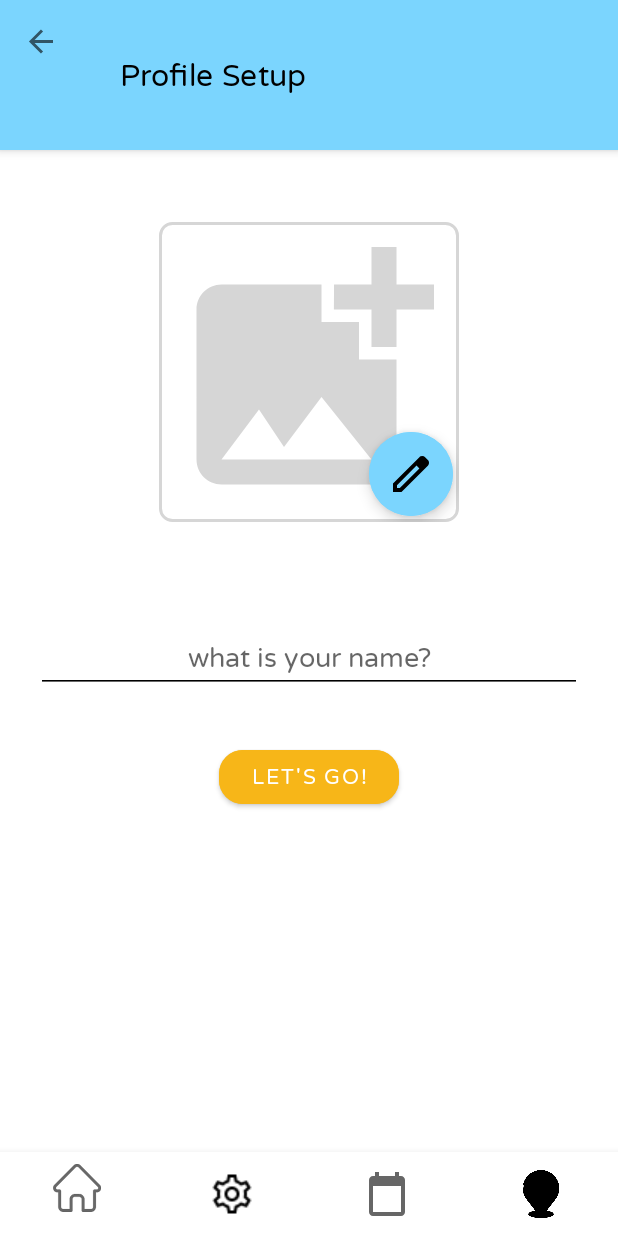
After one commit to TripleAleph/BScFinalProject, an Android app: the ProfileSetupFragment screen opened through its navigation route, on a phone screen of 412 x 824 dp. The commit adds this screen. Run offline under Robolectric (Android 15) with nearby library versions, the light colour scheme and no system bars; our stand-ins replace Firebase (no records; nobody signed in at launch, a user with empty details on screens opened directly), navigation-ui; pictures from the network do not load.

Commit message:
user changes

```diff
--- a/PawsitiveLife/app/src/main/java/com/example/pawsitivelife/MainActivity.kt
+++ b/PawsitiveLife/app/src/main/java/com/example/pawsitivelife/MainActivity.kt
@@ -24,6 +24,10 @@ class MainActivity : AppCompatActivity() {
         // Setup custom toolbar
         setSupportActionBar(binding.toolbar)
 
+        // Add padding between the navigation (back) button and the screen edge
+            //   binding.toolbar.setContentInsetStartWithNavigation(32)
+
+
         // Setup bottom navigation
         val navView: BottomNavigationView = binding.navView
 
@@ -37,7 +41,7 @@ class MainActivity : AppCompatActivity() {
         val appBarConfiguration = AppBarConfiguration(
             setOf(
                 R.id.navigation_home,
-                // R.id.navigation_dashboard,
+                 R.id.navigation_settings,
                 R.id.navigation_appointments,
                 R.id.navigation_my_dogs
             )
@@ -49,8 +53,6 @@ class MainActivity : AppCompatActivity() {
         // Connect bottom nav with navigation controller
         navView.setupWithNavController(navController)
 
-        // Hide the toolbar visually but keep its logic
-        binding.toolbar.visibility = View.GONE
     }
 
     override fun onSupportNavigateUp(): Boolean {
--- a/PawsitiveLife/app/src/main/java/com/example/pawsitivelife/ui/home/HomeFragment.kt
+++ b/PawsitiveLife/app/src/main/java/com/example/pawsitivelife/ui/home/HomeFragment.kt
@@ -1,6 +1,7 @@
 package com.example.pawsitivelife.ui.home
 
 
+import android.net.Uri
 import android.os.Bundle
 import android.view.LayoutInflater
 import android.view.View
@@ -13,6 +14,7 @@ import androidx.cardview.widget.CardView
 import androidx.fragment.app.Fragment
 import androidx.navigation.fragment.findNavController
 import androidx.recyclerview.widget.LinearLayoutManager
+import com.bumptech.glide.Glide
 import com.example.pawsitivelife.R
 
 import com.example.pawsitivelife.databinding.FragmentHomeBinding
@@ -20,6 +22,7 @@ import com.google.firebase.auth.FirebaseAuth
 import com.google.firebase.firestore.FirebaseFirestore
 import com.google.android.material.imageview.ShapeableImageView
 import com.example.pawsitivelife.ui.mydogs.Dog
+import java.io.File
 
 
 class HomeFragment : Fragment() {
@@ -39,23 +42,40 @@ class HomeFragment : Fragment() {
 
     override fun onViewCreated(view: View, savedInstanceState: Bundle?) {
         super.onViewCreated(view, savedInstanceState)
-        loadUsername()
+        loadUserProfile()
         loadDogsFromFirestore()
     }
 
 
-    // Load and display the current user's username
-    private fun loadUsername() {
+    private fun loadUserProfile() {
         val user = auth.currentUser ?: return
+
         db.collection("users").document(user.uid).get()
             .addOnSuccessListener { document ->
-                val username = document.getString("username") ?: "unknown"
-                binding.homeLBLUsername.text = "@$username"
+                val username = document.getString("username") ?: "user"
+                val imagePath = document.getString("profileImageUrl") ?: ""
+
+                binding.homeLBLNameGreeting.text = "Hi $username,"
+
+                if (imagePath.startsWith("/")) {
+                    val file = File(imagePath)
+                    if (file.exists()) {
+                        binding.ownerImage.setImageURI(Uri.fromFile(file))
+                    } else {
+                        binding.ownerImage.setImageResource(R.drawable.img_profile)
+                    }
+                } else {
+                    Glide.with(this)
+                        .load(imagePath)
+                        .placeholder(R.drawable.img_profile)
+                        .into(binding.ownerImage)
+                }
             }
             .addOnFailureListener {
-                binding.homeLBLUsername.text = "@error"
+                binding.homeLBLNameGreeting.text = "Hi user,"
             }
     }
+
 
     // Fetch dog list from Firestore and render each one as a card
     private fun loadDogsFromFirestore() {
--- /dev/null
+++ b/PawsitiveLife/app/src/main/java/com/example/pawsitivelife/ui/user/ProfileSetupFragment.kt
@@ -0,0 +1,107 @@
+package com.example.pawsitivelife.ui.user
+
+import android.app.Activity
+import android.content.Context
+import android.content.Intent
+import android.net.Uri
+import android.os.Bundle
+import android.view.LayoutInflater
+import android.view.View
+import android.view.ViewGroup
+import android.widget.Toast
+import androidx.activity.result.contract.ActivityResultContracts
+import androidx.fragment.app.Fragment
+import androidx.navigation.fragment.findNavController
+import com.example.pawsitivelife.databinding.FragmentProfileSetupBinding
+import com.google.firebase.auth.FirebaseAuth
+import com.google.firebase.firestore.FirebaseFirestore
+import java.io.File
+import java.io.FileOutputStream
+import com.example.pawsitivelife.R
+
+class ProfileSetupFragment : Fragment() {
+
+    private var _binding: FragmentProfileSetupBinding? = null
+    private val binding get() = _binding!!
+
+    private var selectedImageUri: Uri? = null
+
+    private val pickImageLauncher =
+        registerForActivityResult(ActivityResultContracts.GetContent()) { uri ->
+            uri?.let {
+                selectedImageUri = it
+                binding.dogProfileImage.setImageURI(it)
+            }
+        }
+
+    override fun onCreateView(
+        inflater: LayoutInflater, container: ViewGroup?, savedInstanceState: Bundle?
+    ): View {
+        _binding = FragmentProfileSetupBinding.inflate(inflater, container, false)
+        return binding.root
+    }
+
+    override fun onViewCreated(view: View, savedInstanceState: Bundle?) {
+        super.onViewCreated(view, savedInstanceState)
+
+        binding.profileImageUploadButton.setOnClickListener {
+            pickImageLauncher.launch("image/*")
+        }
+
+        binding.saveProfileButton.setOnClickListener {
+            saveUserProfile()
+        }
+    }
+
+    private fun saveUserProfile() {
+        val username = binding.usernameEditText.text.toString().trim()
+        if (username.isEmpty()) {
+            Toast.makeText(requireContext(), "Please enter a username", Toast.LENGTH_SHORT).show()
+            return
+        }
+
+        val userId = FirebaseAuth.getInstance().currentUser?.uid ?: return
+        val db = FirebaseFirestore.getInstance()
+
+        val imagePath = selectedImageUri?.let {
+            saveImageLocally(requireContext(), it)
+        } ?: ""
+
+        val userProfile = hashMapOf(
+            "username" to username,
+            "profileImageUrl" to imagePath
+        )
+
+        db.collection("users")
+            .document(userId)
+            .set(userProfile)
+            .addOnSuccessListener {
+                Toast.makeText(requireContext(), "Profile saved!", Toast.LENGTH_SHORT).show()
+                findNavController().navigate(R.id.action_profileSetupFragment_to_homeFragment)
+            }
+            .addOnFailureListener {
+                Toast.makeText(requireContext(), "Failed to save profile", Toast.LENGTH_SHORT).show()
+            }
+    }
+
+    private fun saveImageLocally(context: Context, imageUri: Uri): String? {
+        return try {
+            val inputStream = context.contentResolver.openInputStream(imageUri)
+            val fileName = "profile_${System.currentTimeMillis()}.jpg"
+            val file = File(context.filesDir, fileName)
+            val outputStream = FileOutputStream(file)
+            inputStream?.copyTo(outputStream)
+            inputStream?.close()
+            outputStream.close()
+            file.absolutePath
+        } catch (e: Exception) {
+            e.printStackTrace()
+            null
+        }
+    }
+
+    override fun onDestroyView() {
+        super.onDestroyView()
+        _binding = null
+    }
+}
--- a/PawsitiveLife/app/src/main/res/layout/activity_main.xml
+++ b/PawsitiveLife/app/src/main/res/layout/activity_main.xml
@@ -9,13 +9,14 @@
         android:id="@+id/toolbar"
         android:layout_width="match_parent"
         android:layout_height="100dp"
-        android:background="#cae7f2"
+        android:background="@color/malibu_300"
         app:layout_constraintTop_toTopOf="parent"
         app:layout_constraintLeft_toLeftOf="parent"
         app:layout_constraintRight_toRightOf="parent"
         android:elevation="4dp"
-        app:titleTextColor="@color/black"/>
-
+        app:titleMarginStart="24dp"
+        app:titleTextColor="@color/black"
+        />
 
     <com.google.android.material.bottomnavigation.BottomNavigationView
         android:id="@+id/nav_view"
--- /dev/null
+++ b/PawsitiveLife/app/src/main/res/layout/fragment_profile_setup.xml
@@ -0,0 +1,70 @@
+<?xml version="1.0" encoding="utf-8"?>
+<ScrollView xmlns:android="http://schemas.android.com/apk/res/android"
+    android:layout_width="match_parent"
+    android:layout_height="match_parent"
+    xmlns:app="http://schemas.android.com/apk/res-auto"
+    android:padding="24dp"
+    android:fillViewport="true">
+
+    <LinearLayout
+        android:orientation="vertical"
+        android:layout_width="match_parent"
+        android:layout_height="wrap_content"
+        android:gravity="center_horizontal">
+
+        <FrameLayout
+            android:id="@+id/dog_profile_image_container"
+            android:layout_width="200dp"
+            android:layout_height="200dp"
+            android:layout_marginVertical="24dp"
+            android:layout_gravity="center">
+
+            <!-- Profile image -->
+            <androidx.appcompat.widget.AppCompatImageView
+                android:id="@+id/dog_profile_image"
+                android:layout_width="match_parent"
+                android:layout_height="match_parent"
+                android:layout_gravity="center"
+                android:background="@drawable/rounded_image_border"
+                android:scaleType="centerCrop"
+                android:src="@drawable/baseline_add_photo_alternate_24"
+                app:tint="@color/alto_200" />
+
+            <com.google.android.material.floatingactionbutton.ExtendedFloatingActionButton
+                android:id="@+id/profile_image_upload_button"
+                android:layout_width="wrap_content"
+                android:layout_height="wrap_content"
+                android:layout_gravity="bottom|end"
+                android:layout_margin="4dp"
+                android:backgroundTint="@color/malibu_300"
+                android:contentDescription="Upload image"
+                app:icon="@drawable/edit_24px"
+                app:iconTint="@color/black"
+                app:iconSize="32dp"/>
+        </FrameLayout>
+
+
+        <!-- Username Input -->
+        <EditText
+            android:id="@+id/usernameEditText"
+            android:layout_width="match_parent"
+            android:layout_height="wrap_content"
+            android:layout_marginTop="42dp"
+            android:hint="what is your name?"
+            android:textAlignment="center"
+            android:inputType="textPersonName"
+            android:backgroundTint="@color/black"
+            android:padding="12dp" />
+
+        <!-- Save Button -->
+        <com.google.android.material.button.MaterialButton
+            android:id="@+id/saveProfileButton"
+            android:layout_width="120dp"
+            android:layout_height="wrap_content"
+            android:layout_marginTop="32dp"
+            android:backgroundTint="@color/sunglow_400"
+            android:text="let's go!"
+            app:cornerRadius="16dp"/>
+
+    </LinearLayout>
+</ScrollView>
--- a/PawsitiveLife/app/src/main/res/navigation/nav_graph.xml
+++ b/PawsitiveLife/app/src/main/res/navigation/nav_graph.xml
@@ -137,4 +137,16 @@
         android:label="Settings"
         tools:layout="@layout/fragment_settings" />
 
+    <!-- user -->
+    <fragment
+        android:id="@+id/profileSetupFragment"
+        android:name="com.example.pawsitivelife.ui.user.ProfileSetupFragment"
+        android:label="Profile Setup"
+        tools:layout="@layout/fragment_profile_setup">
+        <action
+            android:id="@+id/action_profileSetupFragment_to_homeFragment"
+            app:destination="@id/navigation_home" />
+    </fragment>
+
+
 </navigation>
```
Also changed, not shown: PawsitiveLife/app/src/main/res/layout/fragment_add_dog.xml (+5 -6 lines), PawsitiveLife/app/src/main/res/layout/fragment_home.xml (+0 -11 lines).
